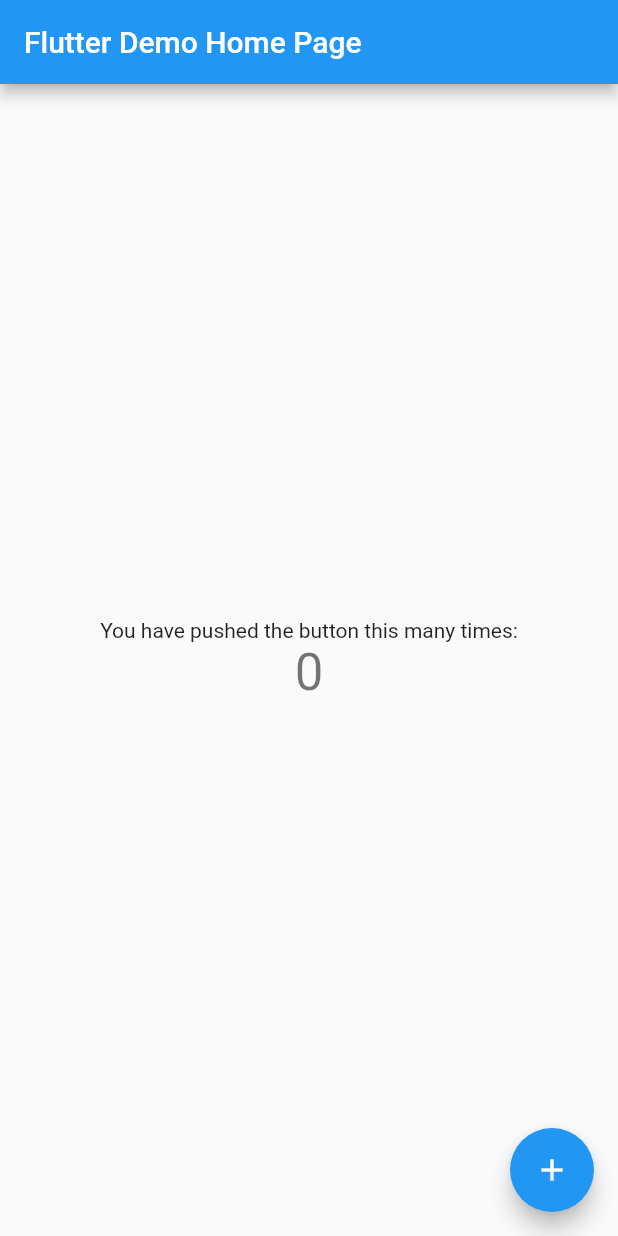
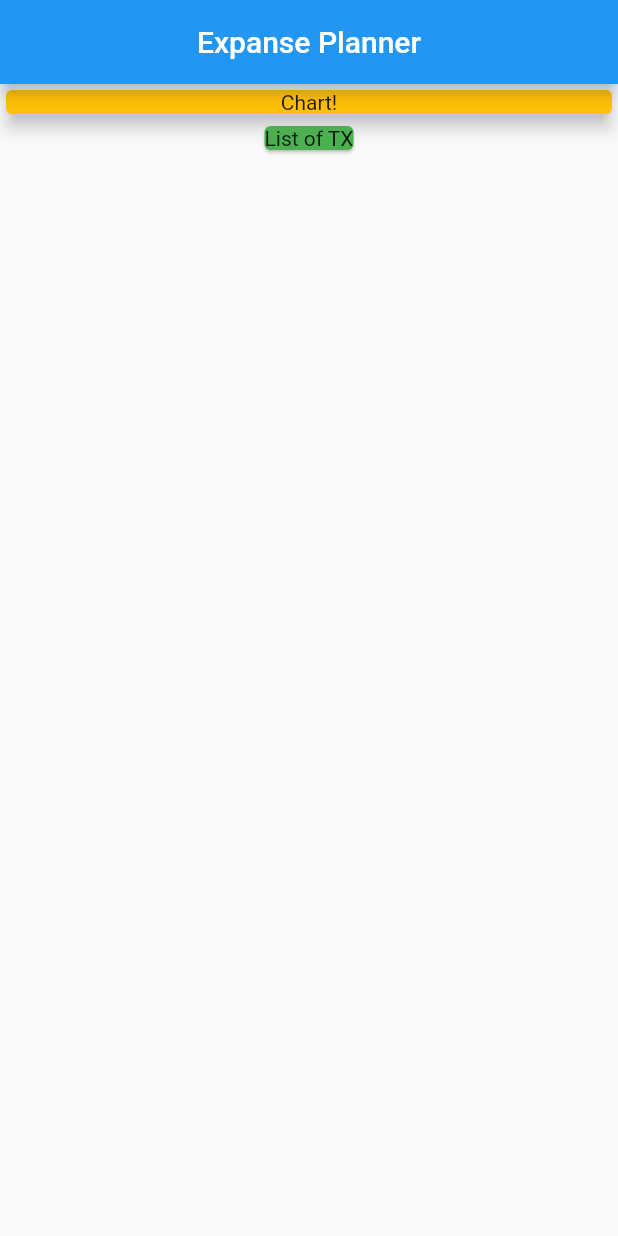
Before and after one commit to nahid-hasan-noyon/Flutter-Dart_Exercise, a Flutter app: the screen it shows after launch, on a phone screen of 412 x 824 dp. Run offline on Flutter 3.47's test engine with Material 2 defaults, Android fonts, the phone set to English and light mode, and no system bars.

Commit message:
basic sturcture of the app

```diff
--- a/expense_planner/lib/main.dart
+++ b/expense_planner/lib/main.dart
@@ -1,115 +1,52 @@
 import 'package:flutter/material.dart';
 
-void main() {
-  runApp(const MyApp());
-}
+void main() => runApp(const MyApp());
 
 class MyApp extends StatelessWidget {
   const MyApp({Key? key}) : super(key: key);
 
-  // This widget is the root of your application.
   @override
   Widget build(BuildContext context) {
     return MaterialApp(
-      title: 'Flutter Demo',
+      title: 'Expanse Planner',
       theme: ThemeData(
-        // This is the theme of your application.
-        //
-        // Try running your application with "flutter run". You'll see the
-        // application has a blue toolbar. Then, without quitting the app, try
-        // changing the primarySwatch below to Colors.green and then invoke
-        // "hot reload" (press "r" in the console where you ran "flutter run",
-        // or simply save your changes to "hot reload" in a Flutter IDE).
-        // Notice that the counter didn't reset back to zero; the application
-        // is not restarted.
         primarySwatch: Colors.blue,
       ),
-      home: const MyHomePage(title: 'Flutter Demo Home Page'),
+      home: const MyHomePage(),
     );
   }
 }
 
-class MyHomePage extends StatefulWidget {
-  const MyHomePage({Key? key, required this.title}) : super(key: key);
-
-  // This widget is the home page of your application. It is stateful, meaning
-  // that it has a State object (defined below) that contains fields that affect
-  // how it looks.
-
-  // This class is the configuration for the state. It holds the values (in this
-  // case the title) provided by the parent (in this case the App widget) and
-  // used by the build method of the State. Fields in a Widget subclass are
-  // always marked "final".
-
-  final String title;
-
-  @override
-  State<MyHomePage> createState() => _MyHomePageState();
-}
-
-class _MyHomePageState extends State<MyHomePage> {
-  int _counter = 0;
-
-  void _incrementCounter() {
-    setState(() {
-      // This call to setState tells the Flutter framework that something has
-      // changed in this State, which causes it to rerun the build method below
-      // so that the display can reflect the updated values. If we changed
-      // _counter without calling setState(), then the build method would not be
-      // called again, and so nothing would appear to happen.
-      _counter++;
-    });
-  }
+class MyHomePage extends StatelessWidget {
+  const MyHomePage({Key? key}) : super(key: key);
 
   @override
   Widget build(BuildContext context) {
-    // This method is rerun every time setState is called, for instance as done
-    // by the _incrementCounter method above.
-    //
-    // The Flutter framework has been optimized to make rerunning build methods
-    // fast, so that you can just rebuild anything that needs updating rather
-    // than having to individually change instances of widgets.
     return Scaffold(
         appBar: AppBar(
-        // Here we take the value from the MyHomePage object that was created by
-        // the App.build method, and use it to set our appbar title.
-        title: Text(widget.title),
+          title: const Center(child: Text('Expanse Planner')),
         ),
         body: Center(
-        // Center is a layout widget. It takes a single child and positions it
-        // in the middle of the parent.
           child: Column(
-          // Column is also a layout widget. It takes a list of children and
-          // arranges them vertically. By default, it sizes itself to fit its
-          // children horizontally, and tries to be as tall as its parent.
-          //
-          // Invoke "debug painting" (press "p" in the console, choose the
-          // "Toggle Debug Paint" action from the Flutter Inspector in Android
-          // Studio, or the "Toggle Debug Paint" command in Visual Studio Code)
-          // to see the wireframe for each widget.
-          //
-          // Column has various properties to control how it sizes itself and
-          // how it positions its children. Here we use mainAxisAlignment to
-          // center the children vertically; the main axis here is the vertical
-          // axis because Columns are vertical (the cross axis would be
-          // horizontal).
-          mainAxisAlignment: MainAxisAlignment.center,
-          children: <Widget>[
-            const Text(
-              'You have pushed the button this many times:',
+            mainAxisAlignment: MainAxisAlignment.start,
+            crossAxisAlignment: CrossAxisAlignment.center,
+            children: const <Widget>[
+              // * Chart
+              Card(
+                color: Colors.amber,
+                child: SizedBox(
+                  width: double.infinity,
+                  child: Center(child: Text('Chart!')),
                 ),
-            Text(
-              '$_counter',
-              style: Theme.of(context).textTheme.headline4,
+                elevation: 5,
               ),
+              // * List of Transactions
+              Card(
+                color: Colors.green,
+                child: Text('List of TX'),
+              )
             ],
           ),
-      ),
-      floatingActionButton: FloatingActionButton(
-        onPressed: _incrementCounter,
-        tooltip: 'Increment',
-        child: const Icon(Icons.add),
-      ), // This trailing comma makes auto-formatting nicer for build methods.
-    );
+        ));
   }
 }
```
Lines whose indentation alone changed are shown as unchanged.
